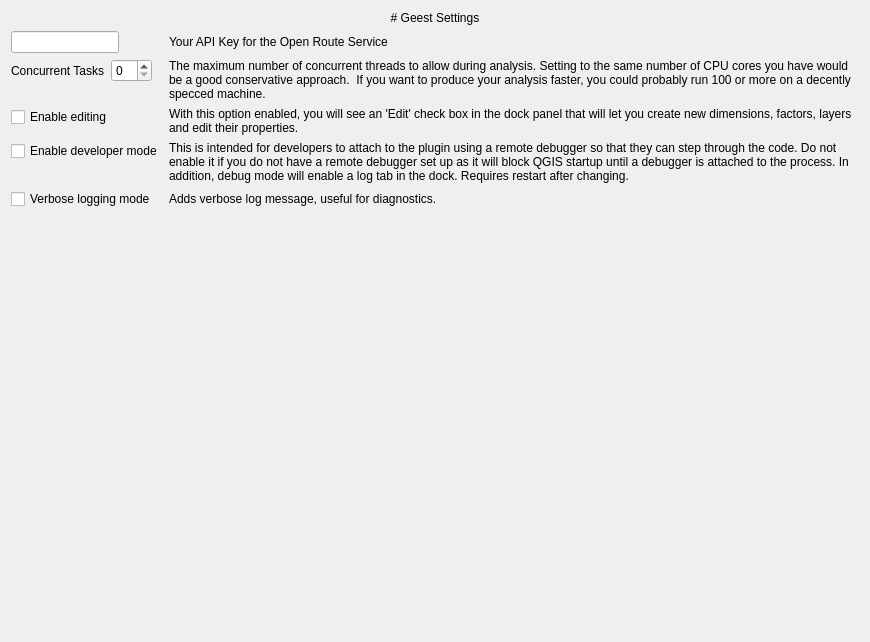
Old version of the form geest/ui/geest_settings_base.ui in the repository worldbank/GEEST.
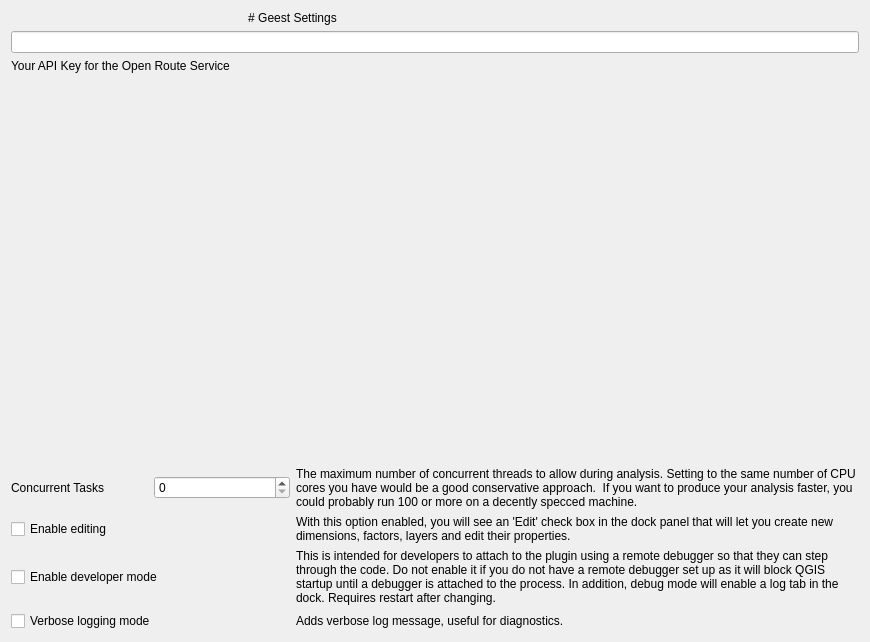
New version of the form.

Commit message: Fixes for ORS checking workflow and panel navigation.

What changed in the file:
```diff
--- a/geest/ui/geest_settings_base.ui
+++ b/geest/ui/geest_settings_base.ui
@@ -14,7 +14,7 @@
    <string>Geest Settings</string>
   </property>
   <layout class="QGridLayout" name="gridLayout">
-   <item row="0" column="0">
+   <item row="0" column="0" colspan="2">
     <widget class="QLabel" name="label">
      <property name="text">
       <string># Geest Settings</string>
@@ -27,19 +27,30 @@
      </property>
     </widget>
    </item>
-   <item row="1" column="0">
-    <layout class="QFormLayout" name="formLayout">
-     <item row="0" column="0">
+   <item row="1" column="0" colspan="3">
       <widget class="QLineEdit" name="ors_key_line_edit"/>
      </item>
-     <item row="0" column="1">
+   <item row="2" column="0" colspan="2">
       <widget class="QLabel" name="label_3">
        <property name="text">
         <string>Your API Key for the Open Route Service</string>
        </property>
       </widget>
      </item>
-     <item row="1" column="0">
+   <item row="3" column="2">
+    <spacer name="verticalSpacer">
+     <property name="orientation">
+      <enum>Qt::Vertical</enum>
+     </property>
+     <property name="sizeHint" stdset="0">
+      <size>
+       <width>20</width>
+       <height>40</height>
+      </size>
+     </property>
+    </spacer>
+   </item>
+   <item row="4" column="0">
       <layout class="QHBoxLayout" name="horizontalLayout">
        <item>
         <widget class="QLabel" name="label_thread_pool_size">
@@ -53,7 +64,7 @@
        </item>
       </layout>
      </item>
-     <item row="1" column="1">
+   <item row="4" column="1" colspan="2">
       <widget class="QLabel" name="thread_pool_description">
        <property name="text">
         <string>The maximum number of concurrent threads to allow during analysis. Setting to the same number of CPU cores you have would be a good conservative approach.  If you want to produce your analysis faster, you could probably run 100 or more on a decently specced machine.</string>
@@ -66,28 +77,14 @@
        </property>
       </widget>
      </item>
-     <item row="2" column="0">
+   <item row="5" column="0">
       <widget class="QCheckBox" name="edit_mode_checkbox">
        <property name="text">
         <string>Enable editing</string>
        </property>
       </widget>
      </item>
-     <item row="3" column="0">
-      <widget class="QCheckBox" name="debug_mode_checkbox">
-       <property name="text">
-        <string>Enable developer mode</string>
-       </property>
-      </widget>
-     </item>
-     <item row="4" column="0">
-      <widget class="QCheckBox" name="verbose_mode_checkbox">
-       <property name="text">
-        <string>Verbose logging mode</string>
-       </property>
-      </widget>
-     </item>
-     <item row="2" column="1">
+   <item row="5" column="1" colspan="2">
       <widget class="QLabel" name="label_2">
        <property name="text">
         <string>With this option enabled, you will see an 'Edit' check box in the dock panel that will let you create new dimensions, factors, layers and edit their properties.</string>
@@ -97,7 +94,14 @@
        </property>
       </widget>
      </item>
-     <item row="3" column="1">
+   <item row="6" column="0">
+    <widget class="QCheckBox" name="debug_mode_checkbox">
+     <property name="text">
+      <string>Enable developer mode</string>
+     </property>
+    </widget>
+   </item>
+   <item row="6" column="1" colspan="2">
       <widget class="QLabel" name="debug_mode_description">
        <property name="text">
         <string>This is intended for developers to attach to the plugin using a remote debugger so that they can step through the code. Do not enable it if you do not have a remote debugger set up as it will block QGIS startup until a debugger is attached to the process. In addition, debug mode will enable a log tab in the dock. Requires restart after changing.</string>
@@ -110,7 +114,14 @@
        </property>
       </widget>
      </item>
-     <item row="4" column="1">
+   <item row="7" column="0">
+    <widget class="QCheckBox" name="verbose_mode_checkbox">
+     <property name="text">
+      <string>Verbose logging mode</string>
+     </property>
+    </widget>
+   </item>
+   <item row="7" column="1" colspan="2">
       <widget class="QLabel" name="verbose_mode_description">
        <property name="text">
         <string>Adds verbose log message, useful for diagnostics.</string>
@@ -122,21 +133,6 @@
         <number>0</number>
        </property>
       </widget>
-     </item>
-    </layout>
-   </item>
-   <item row="2" column="0">
-    <spacer name="verticalSpacer">
-     <property name="orientation">
-      <enum>Qt::Vertical</enum>
-     </property>
-     <property name="sizeHint" stdset="0">
-      <size>
-       <width>20</width>
-       <height>40</height>
-      </size>
-     </property>
-    </spacer>
    </item>
   </layout>
  </widget>
```
Lines whose indentation alone changed are shown as unchanged. The commit also changes 5 other files.
